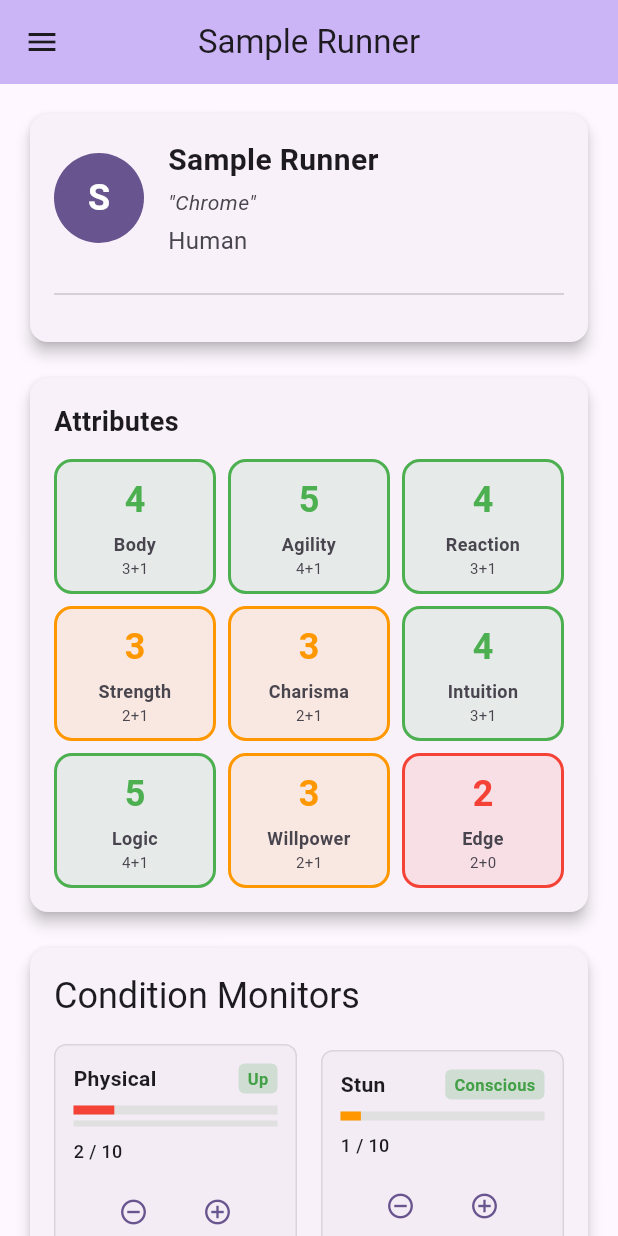
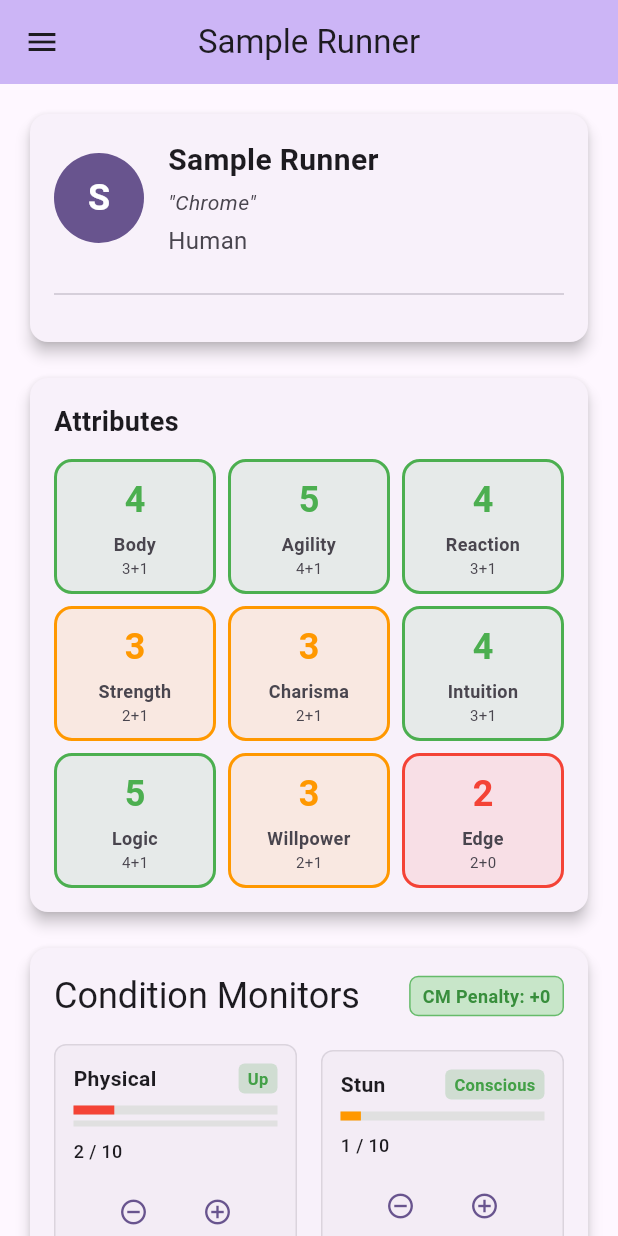
Before and after one commit to lifebound/Chummer5X, a Flutter app: the screen it shows after launch, after a tap on "Create Sample", on a phone screen of 412 x 824 dp. Run offline on Flutter 3.47's test engine with Material 3 defaults, Android fonts, the phone set to English and light mode, and no system bars; our stand-ins replace file_picker.

Commit message:
feat: add condition monitor penalty calculation
- Implemented CM Penalty calculation: -1 for every 3 points of damage on either track
- Penalty only counts damage within normal track limits (excludes overflow)
- Added comprehensive test coverage for all CM penalty scenarios
- Added visual CM Penalty indicator in condition monitor card
- Penalty shows in red when negative, green when zero
- Updated debug output to include CM penalty value
- Follows TDD approach with tests written first

```diff
--- a/lib/models/shadowrun_character.dart
+++ b/lib/models/shadowrun_character.dart
@@ -633,6 +633,14 @@ class ShadowrunCharacter {
   int get liftCarry => body + strength;
   int get movement => agility * 2 + 10;
 
+  // Condition Monitor Penalty calculation
+  // For every 3 points of damage on either track (not including overflow), apply -1 penalty
+  int get conditionMonitorPenalty {
+    final physicalPenalty = (conditionMonitor.physicalCMFilled.clamp(0, conditionMonitor.physicalCMTotal) / 3).floor();
+    final stunPenalty = (conditionMonitor.stunCMFilled.clamp(0, conditionMonitor.stunCMTotal) / 3).floor();
+    return -(physicalPenalty + stunPenalty);
+  }
+
   // copyWith method for creating modified copies of the character
   ShadowrunCharacter copyWith({
     String? name,
--- a/lib/screens/main_navigation_screen.dart
+++ b/lib/screens/main_navigation_screen.dart
@@ -703,7 +703,8 @@ class _MainNavigationScreenState extends State<MainNavigationScreen> {
 
   Widget _buildConditionMonitorCard() {
     final cm = _currentCharacter!.conditionMonitor;
-    debugPrint("Condition Monitor: ${cm.physicalCMFilled}/${cm.physicalCMTotal} Physical, ${cm.stunCMFilled}/${cm.stunCMTotal} Stun");
+    final cmPenalty = _currentCharacter!.conditionMonitorPenalty;
+    debugPrint("Condition Monitor: ${cm.physicalCMFilled}/${cm.physicalCMTotal} Physical, ${cm.stunCMFilled}/${cm.stunCMTotal} Stun, CM Penalty: $cmPenalty");
 
     return Card(
       child: Padding(
@@ -711,11 +712,41 @@ class _MainNavigationScreenState extends State<MainNavigationScreen> {
         child: Column(
           crossAxisAlignment: CrossAxisAlignment.start,
           children: [
-            Text(
-              'Condition Monitors',
-              style: Theme.of(context).textTheme.headlineSmall?.copyWith(
-                color: Theme.of(context).colorScheme.onSurface,
-              ),
+            Row(
+              mainAxisAlignment: MainAxisAlignment.spaceBetween,
+              children: [
+                Text(
+                  'Condition Monitors',
+                  style: Theme.of(context).textTheme.headlineSmall?.copyWith(
+                    color: Theme.of(context).colorScheme.onSurface,
+                  ),
+                ),
+                // CM Penalty indicator
+                Container(
+                  padding: const EdgeInsets.symmetric(horizontal: 8, vertical: 4),
+                  decoration: BoxDecoration(
+                    color: cmPenalty < 0
+                        ? Colors.red.shade100
+                        : Colors.green.shade100,
+                    borderRadius: BorderRadius.circular(6),
+                    border: Border.all(
+                      color: cmPenalty < 0
+                          ? Colors.red.shade400
+                          : Colors.green.shade400,
+                    ),
+                  ),
+                  child: Text(
+                    'CM Penalty: ${cmPenalty >= 0 ? '+' : ''}$cmPenalty',
+                    style: TextStyle(
+                      fontSize: 12,
+                      fontWeight: FontWeight.bold,
+                      color: cmPenalty < 0
+                          ? Colors.red.shade700
+                          : Colors.green.shade700,
+                    ),
+                  ),
+                ),
+              ],
             ),
             const SizedBox(height: 16),
             Row(
```
Also changed, not shown: 1 other file.
